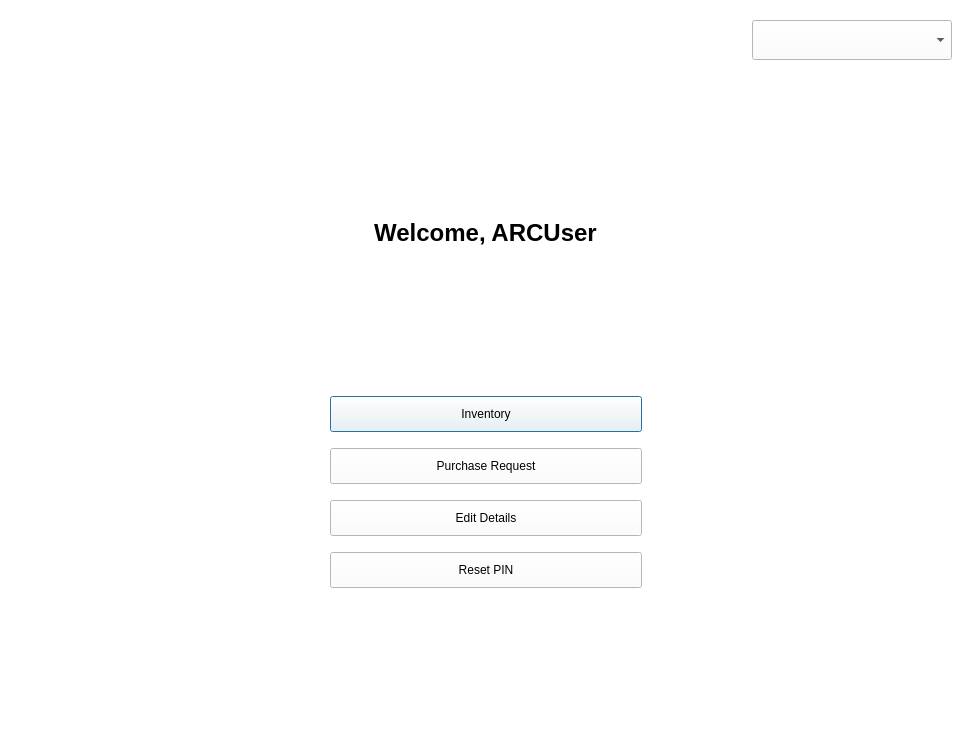
This is userprofile.ui in arc-bphc/sims-gui as Qt 5 draws it before an edit. The edited form follows.
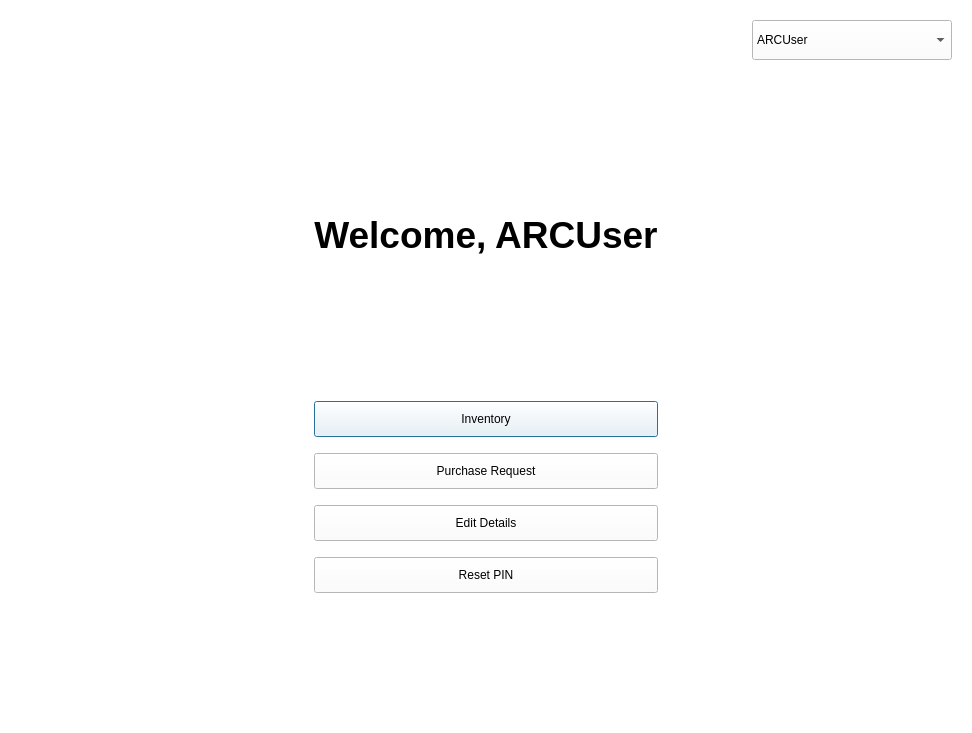
This is the edited form. Icons and pictures are not drawn.

```diff
--- a/userprofile.ui
+++ b/userprofile.ui
@@ -87,6 +87,19 @@
             <height>16777215</height>
            </size>
           </property>
+          <item>
+           <property name="text">
+            <string>ARCUser</string>
+           </property>
+          </item>
+          <item>
+           <property name="text">
+            <string>Logout</string>
+           </property>
+           <property name="icon">
+            <iconset theme="system-shutdown"/>
+           </property>
+          </item>
          </widget>
         </item>
        </layout>
@@ -126,7 +139,7 @@
         </sizepolicy>
        </property>
        <property name="text">
-        <string>&lt;html&gt;&lt;head/&gt;&lt;body&gt;&lt;p align=&quot;center&quot;&gt;&lt;span style=&quot; font-size:18pt; font-weight:600;&quot;&gt;Welcome, ARCUser&lt;/span&gt;&lt;/p&gt;&lt;/body&gt;&lt;/html&gt;</string>
+        <string>&lt;html&gt;&lt;head/&gt;&lt;body&gt;&lt;p align=&quot;center&quot;&gt;&lt;span style=&quot; font-size:28pt; font-weight:600;&quot;&gt;Welcome, ARCUser&lt;/span&gt;&lt;/p&gt;&lt;/body&gt;&lt;/html&gt;</string>
        </property>
       </widget>
      </item>
@@ -156,9 +169,15 @@
      </item>
      <item row="0" column="0" alignment="Qt::AlignLeft|Qt::AlignTop">
       <widget class="QPushButton" name="pushButton_2">
-       <property name="maximumSize">
+       <property name="minimumSize">
         <size>
          <width>50</width>
+         <height>50</height>
+        </size>
+       </property>
+       <property name="maximumSize">
+        <size>
+         <width>16777215</width>
          <height>16777215</height>
         </size>
        </property>
```
